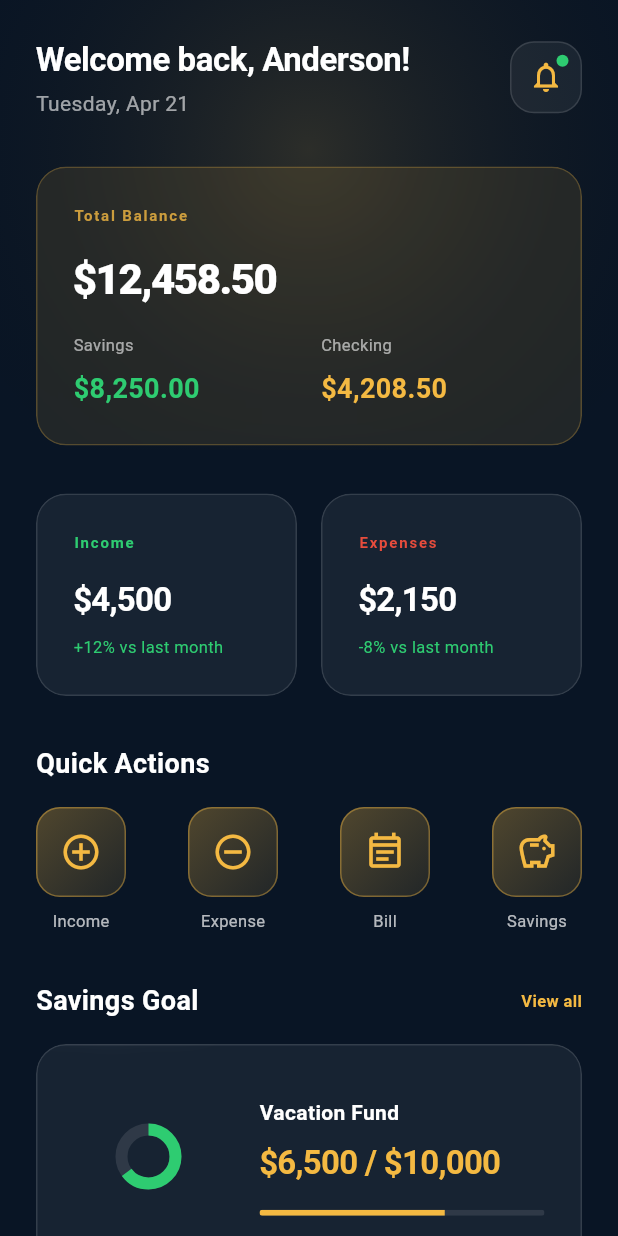
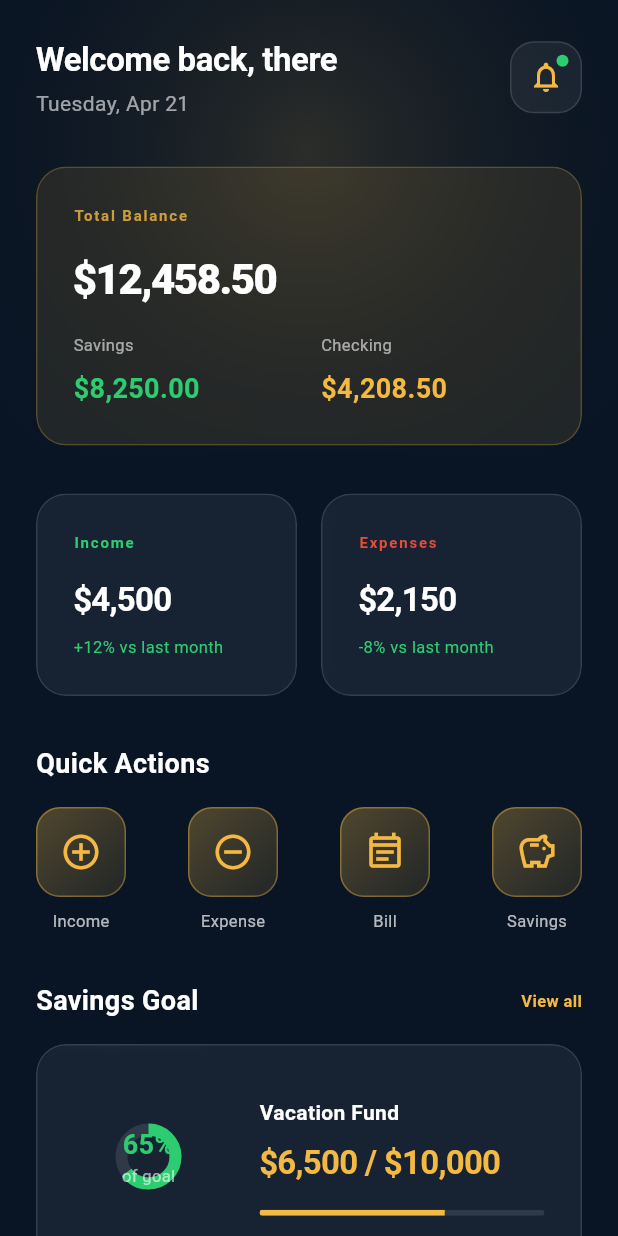
Before and after one commit to reinemago123-wq/Finance-Navigator-App, a Flutter app: the HomePage widget shown alone on an empty page, opened directly, on a phone screen of 412 x 824 dp. Run offline on Flutter 3.47's test engine with Material 3 defaults, Android fonts, the phone set to English and light mode, and no system bars; our stand-ins replace cloud_firestore, firebase_auth, firebase_core; accounts and stored records are empty.

Commit message:
Fetch data successful
Names can Appear on both Profile and Home pages

```diff
--- a/finance_navigator_app/lib/features/dashboard/home_page.dart
+++ b/finance_navigator_app/lib/features/dashboard/home_page.dart
@@ -2,6 +2,7 @@ import 'package:flutter/material.dart';
 import 'package:intl/intl.dart';
 import '../../core/theme.dart';
 import '../../widgets/glass_card.dart';
+import '../services/user_service.dart';
 import '../add_transaction/add_transaction_page.dart';
 import '../transactions/transactions_page.dart';
 import '../budget/budget_page.dart';
@@ -17,17 +18,14 @@ class HomePage extends StatefulWidget {
 class _HomePageState extends State<HomePage> {
   final DateTime _selectedDate = DateTime.now();
 
-  void _push(Widget page) {
+  void _push(Widget page) =>
       Navigator.of(context).push(MaterialPageRoute(builder: (_) => page));
-  }
 
   @override
   Widget build(BuildContext context) {
-    return Scaffold(
-      backgroundColor: AppColors.primaryDark,
-      body: Stack(
+    return Stack(
       children: [
-          // ── Background orb ──────────────────────────────
+        // Background orb
         Positioned(
           top: -100, left: 0, right: 0,
           child: Container(
@@ -41,7 +39,6 @@ class _HomePageState extends State<HomePage> {
           ),
         ),
 
-          // ── Scrollable body ─────────────────────────────
         SafeArea(
           bottom: false,
           child: SingleChildScrollView(
@@ -50,15 +47,17 @@ class _HomePageState extends State<HomePage> {
               crossAxisAlignment: CrossAxisAlignment.stretch,
               children: [
 
-                  // ── Header ────────────────────────────────
+                // ── Header ──────────────────────────────────
                 Row(
                   mainAxisAlignment: MainAxisAlignment.spaceBetween,
                   children: [
                     Column(
                       crossAxisAlignment: CrossAxisAlignment.start,
                       children: [
-                          Text('Welcome back, Anderson!',
-                              style: AppText.h2.copyWith(color: AppColors.onDark)),
+                        Text(
+                          'Welcome back, ${UserService.firstName}',
+                          style: AppText.h2.copyWith(color: AppColors.onDark),
+                        ),
                         const SizedBox(height: Sp.xs),
                         Text(
                           DateFormat('EEEE, MMM d').format(_selectedDate),
@@ -67,7 +66,6 @@ class _HomePageState extends State<HomePage> {
                         ),
                       ],
                     ),
-                      // Notification bell
                     GestureDetector(
                       onTap: () {},
                       child: Container(
@@ -99,7 +97,7 @@ class _HomePageState extends State<HomePage> {
                 ),
                 const SizedBox(height: Sp.xl),
 
-                  // ── Gold balance card ─────────────────────
+                // ── Gold balance card ────────────────────────
                 GlassCard.gold(
                   padding: const EdgeInsets.all(Sp.lg),
                   child: Column(
@@ -125,7 +123,7 @@ class _HomePageState extends State<HomePage> {
                 ),
                 const SizedBox(height: Sp.xl),
 
-                  // ── Income / Expense mini cards ────────────
+                // ── Income / Expense cards ───────────────────
                 Row(children: [
                   Expanded(
                     child: GlassCard(
@@ -134,12 +132,14 @@ class _HomePageState extends State<HomePage> {
                         crossAxisAlignment: CrossAxisAlignment.start,
                         children: [
                           Text('Income',
-                                style: AppText.label.copyWith(color: AppColors.income)),
+                              style: AppText.label.copyWith(
+                                  color: AppColors.income)),
                           const SizedBox(height: Sp.md),
                           const Text('\$4,500', style: AppText.money),
                           const SizedBox(height: Sp.sm),
                           Text('+12% vs last month',
-                                style: AppText.caption.copyWith(color: AppColors.income)),
+                              style: AppText.caption.copyWith(
+                                  color: AppColors.income)),
                         ],
                       ),
                     ),
@@ -152,12 +152,14 @@ class _HomePageState extends State<HomePage> {
                         crossAxisAlignment: CrossAxisAlignment.start,
                         children: [
                           Text('Expenses',
-                                style: AppText.label.copyWith(color: AppColors.expense)),
+                              style: AppText.label.copyWith(
+                                  color: AppColors.expense)),
                           const SizedBox(height: Sp.md),
                           const Text('\$2,150', style: AppText.money),
                           const SizedBox(height: Sp.sm),
                           Text('-8% vs last month',
-                                style: AppText.caption.copyWith(color: AppColors.income)),
+                              style: AppText.caption.copyWith(
+                                  color: AppColors.income)),
                         ],
                       ),
                     ),
@@ -165,30 +167,30 @@ class _HomePageState extends State<HomePage> {
                 ]),
                 const SizedBox(height: Sp.xl),
 
-                  // ── Quick Actions ──────────────────────────
+                // ── Quick Actions ────────────────────────────
                 Text('Quick Actions',
                     style: AppText.h3.copyWith(color: AppColors.onDark)),
                 const SizedBox(height: Sp.md),
                 Row(
                   mainAxisAlignment: MainAxisAlignment.spaceBetween,
                   children: [
-                      _quickAction(icon: Icons.add_circle_outline,
-                          label: 'Income',
+                    _quickAction(
+                        icon: Icons.add_circle_outline, label: 'Income',
                         onTap: () => _push(AddTransactionPage(initialType: TxnType.income))),
-                      _quickAction(icon: Icons.remove_circle_outline,
-                          label: 'Expense',
+                    _quickAction(
+                        icon: Icons.remove_circle_outline, label: 'Expense',
                         onTap: () => _push(AddTransactionPage(initialType: TxnType.expense))),
-                      _quickAction(icon: Icons.event_note_outlined,
-                          label: 'Bill',
+                    _quickAction(
+                        icon: Icons.event_note_outlined, label: 'Bill',
                         onTap: () => _push(AddTransactionPage(initialType: TxnType.bill))),
-                      _quickAction(icon: Icons.savings_outlined,
-                          label: 'Savings',
+                    _quickAction(
+                        icon: Icons.savings_outlined, label: 'Savings',
                         onTap: () => _push(AddTransactionPage(initialType: TxnType.savings))),
                   ],
                 ),
                 const SizedBox(height: Sp.xl),
 
-                  // ── Savings Goal card ──────────────────────
+                // ── Savings Goal ─────────────────────────────
                 Row(
                   mainAxisAlignment: MainAxisAlignment.spaceBetween,
                   children: [
@@ -198,7 +200,8 @@ class _HomePageState extends State<HomePage> {
                       onTap: () => _push(const SavingsPage()),
                       child: Text('View all',
                           style: AppText.caption.copyWith(
-                                color: AppColors.accent, fontWeight: FontWeight.w600)),
+                              color: AppColors.accent,
+                              fontWeight: FontWeight.w600)),
                     ),
                   ],
                 ),
@@ -214,7 +217,19 @@ class _HomePageState extends State<HomePage> {
                           CircularProgressIndicator(
                             value: 0.65, strokeWidth: 8,
                             backgroundColor: AppColors.onDark.withOpacity(0.10),
-                              valueColor: const AlwaysStoppedAnimation<Color>(AppColors.income),
+                            valueColor: const AlwaysStoppedAnimation<Color>(
+                                AppColors.income),
+                          ),
+                          Column(
+                            mainAxisAlignment: MainAxisAlignment.center,
+                            children: [
+                              Text('65%',
+                                  style: AppText.h3.copyWith(
+                                      color: AppColors.income)),
+                              Text('of goal',
+                                  style: AppText.caption.copyWith(
+                                      color: AppColors.onDark.withOpacity(0.60))),
+                            ],
                           ),
                         ],
                       ),
@@ -226,17 +241,20 @@ class _HomePageState extends State<HomePage> {
                         children: [
                           Text('Vacation Fund',
                               style: AppText.body.copyWith(
-                                    fontWeight: FontWeight.w600, color: AppColors.onDark)),
+                                  fontWeight: FontWeight.w600,
+                                  color: AppColors.onDark)),
                           const SizedBox(height: Sp.sm),
                           Text('\$6,500 / \$10,000',
-                                style: AppText.money.copyWith(color: AppColors.accent)),
+                              style: AppText.money.copyWith(
+                                  color: AppColors.accent)),
                           const SizedBox(height: Sp.md),
                           ClipRRect(
                             borderRadius: BorderRadius.circular(Rd.sm),
                             child: LinearProgressIndicator(
                               value: 0.65, minHeight: 4,
                               backgroundColor: AppColors.onDark.withOpacity(0.10),
-                                valueColor: const AlwaysStoppedAnimation<Color>(AppColors.accent),
+                              valueColor: const AlwaysStoppedAnimation<Color>(
+                                  AppColors.accent),
                             ),
                           ),
                         ],
@@ -246,7 +264,7 @@ class _HomePageState extends State<HomePage> {
                 ),
                 const SizedBox(height: Sp.xl),
 
-                  // ── Budget Status ──────────────────────────
+                // ── Budget Status ────────────────────────────
                 Row(
                   mainAxisAlignment: MainAxisAlignment.spaceBetween,
                   children: [
@@ -256,7 +274,8 @@ class _HomePageState extends State<HomePage> {
                       onTap: () => _push(const BudgetPage()),
                       child: Text('View all',
                           style: AppText.caption.copyWith(
-                                color: AppColors.accent, fontWeight: FontWeight.w600)),
+                              color: AppColors.accent,
+                              fontWeight: FontWeight.w600)),
                     ),
                   ],
                 ),
@@ -271,7 +290,7 @@ class _HomePageState extends State<HomePage> {
                     icon: Icons.movie_outlined, color: AppColors.warning),
                 const SizedBox(height: Sp.xl),
 
-                  // ── Recent Transactions ────────────────────
+                // ── Recent Transactions ──────────────────────
                 Row(
                   mainAxisAlignment: MainAxisAlignment.spaceBetween,
                   children: [
@@ -281,22 +300,26 @@ class _HomePageState extends State<HomePage> {
                       onTap: () => _push(const TransactionsPage()),
                       child: Text('View All',
                           style: AppText.caption.copyWith(
-                                color: AppColors.accent, fontWeight: FontWeight.w600)),
+                              color: AppColors.accent,
+                              fontWeight: FontWeight.w600)),
                     ),
                   ],
                 ),
                 const SizedBox(height: Sp.md),
-                  _txnItem(icon: Icons.shopping_bag_outlined, label: 'Grocery Store',
-                      date: 'Today at 2:30 PM', amount: '-\$45.99', isExpense: true),
+                _txnItem(icon: Icons.shopping_bag_outlined,
+                    label: 'Grocery Store', date: 'Today at 2:30 PM',
+                    amount: '-\$45.99', isExpense: true),
                 const SizedBox(height: Sp.md),
-                  _txnItem(icon: Icons.work_outline, label: 'Salary Deposit',
-                      date: 'Yesterday', amount: '+\$3,500.00', isExpense: false),
+                _txnItem(icon: Icons.work_outline,
+                    label: 'Salary Deposit', date: 'Yesterday',
+                    amount: '+\$3,500.00', isExpense: false),
                 const SizedBox(height: Sp.md),
-                  _txnItem(icon: Icons.local_cafe_outlined, label: 'Coffee Shop',
-                      date: 'Apr 19', amount: '-\$5.50', isExpense: true),
+                _txnItem(icon: Icons.local_cafe_outlined,
+                    label: 'Coffee Shop', date: 'Apr 19',
+                    amount: '-\$5.50', isExpense: true),
                 const SizedBox(height: Sp.xl),
 
-                  // ── Upcoming Bills ─────────────────────────
+                // ── Upcoming Bills ───────────────────────────
                 Row(
                   mainAxisAlignment: MainAxisAlignment.spaceBetween,
                   children: [
@@ -306,7 +329,8 @@ class _HomePageState extends State<HomePage> {
                       onTap: () => _push(const CalendarPage()),
                       child: Text('View All',
                           style: AppText.caption.copyWith(
-                                color: AppColors.accent, fontWeight: FontWeight.w600)),
+                              color: AppColors.accent,
+                              fontWeight: FontWeight.w600)),
                     ),
                   ],
                 ),
@@ -327,21 +351,30 @@ class _HomePageState extends State<HomePage> {
           ),
         ),
       ],
-      ),
     );
   }
 
-  // ── Builder helpers ───────────────────────────────────────────────────────
+  // ── Helpers ──────────────────────────────────────────────────────────────────
 
-  Widget _balanceItem({required String label, required String amount, required Color color}) {
+  Widget _balanceItem({
+    required String label,
+    required String amount,
+    required Color color,
+  }) {
     return Column(crossAxisAlignment: CrossAxisAlignment.start, children: [
-      Text(label, style: AppText.caption.copyWith(color: AppColors.onDark.withOpacity(0.60))),
+      Text(label,
+          style: AppText.caption.copyWith(
+              color: AppColors.onDark.withOpacity(0.60))),
       const SizedBox(height: Sp.sm),
       Text(amount, style: AppText.h3.copyWith(color: color)),
     ]);
   }
 
-  Widget _quickAction({required IconData icon, required String label, required VoidCallback onTap}) {
+  Widget _quickAction({
+    required IconData icon,
+    required String label,
+    required VoidCallback onTap,
+  }) {
     return GestureDetector(
       onTap: onTap,
       child: Column(children: [
@@ -349,22 +382,33 @@ class _HomePageState extends State<HomePage> {
           width: 60, height: 60,
           decoration: BoxDecoration(
             gradient: LinearGradient(
-              colors: [AppColors.accent.withOpacity(0.3), AppColors.accent.withOpacity(0.1)],
+              colors: [
+                AppColors.accent.withOpacity(0.3),
+                AppColors.accent.withOpacity(0.1),
+              ],
               begin: Alignment.topLeft, end: Alignment.bottomRight,
             ),
-            border: Border.all(color: AppColors.accent.withOpacity(0.4), width: 1.0),
+            border: Border.all(
+                color: AppColors.accent.withOpacity(0.4), width: 1.0),
             borderRadius: BorderRadius.circular(Rd.lg),
           ),
           child: Icon(icon, color: AppColors.accent, size: 28),
         ),
         const SizedBox(height: Sp.sm),
-        Text(label, style: AppText.caption.copyWith(color: AppColors.onDark.withOpacity(0.70))),
+        Text(label,
+            style: AppText.caption.copyWith(
+                color: AppColors.onDark.withOpacity(0.70))),
       ]),
     );
   }
 
-  Widget _budgetItem({required String label, required double spent, required double budget,
-      required IconData icon, required Color color}) {
+  Widget _budgetItem({
+    required String label,
+    required double spent,
+    required double budget,
+    required IconData icon,
+    required Color color,
+  }) {
     final pct = spent / budget;
     return GlassCard(
       padding: const EdgeInsets.all(Sp.md),
@@ -379,12 +423,17 @@ class _HomePageState extends State<HomePage> {
             child: Icon(icon, color: color, size: 20),
           ),
           const SizedBox(width: Sp.md),
-          Expanded(child: Column(crossAxisAlignment: CrossAxisAlignment.start, children: [
-            Text(label, style: AppText.body.copyWith(color: AppColors.onDark)),
+          Expanded(child: Column(
+            crossAxisAlignment: CrossAxisAlignment.start,
+            children: [
+              Text(label,
+                  style: AppText.body.copyWith(color: AppColors.onDark)),
               const SizedBox(height: Sp.xs),
               Text('\$${spent.toStringAsFixed(0)} / \$${budget.toStringAsFixed(0)}',
-                style: AppText.caption.copyWith(color: AppColors.onDark.withOpacity(0.60))),
-          ])),
+                  style: AppText.caption.copyWith(
+                      color: AppColors.onDark.withOpacity(0.60))),
+            ],
+          )),
           Text('${(pct * 100).toStringAsFixed(0)}%',
               style: AppText.body.copyWith(
                 color: pct > 0.8 ? AppColors.expense : color,
@@ -397,34 +446,46 @@ class _HomePageState extends State<HomePage> {
           child: LinearProgressIndicator(
             value: pct.clamp(0.0, 1.0), minHeight: 4,
             backgroundColor: AppColors.onDark.withOpacity(0.10),
-            valueColor: AlwaysStoppedAnimation<Color>(pct > 0.8 ? AppColors.expense : color),
+            valueColor: AlwaysStoppedAnimation<Color>(
+                pct > 0.8 ? AppColors.expense : color),
           ),
         ),
       ]),
     );
   }
 
-  Widget _txnItem({required IconData icon, required String label,
-      required String date, required String amount, required bool isExpense}) {
+  Widget _txnItem({
+    required IconData icon,
+    required String label,
+    required String date,
+    required String amount,
+    required bool isExpense,
+  }) {
     return GlassCard(
       padding: const EdgeInsets.all(Sp.md),
       child: Row(children: [
         Container(
           width: 44, height: 44,
           decoration: BoxDecoration(
-            color: (isExpense ? AppColors.expense : AppColors.income).withOpacity(0.15),
+            color: (isExpense ? AppColors.expense : AppColors.income)
+                .withOpacity(0.15),
             borderRadius: BorderRadius.circular(Rd.md),
           ),
-          child: Icon(icon, color: isExpense ? AppColors.expense : AppColors.income, size: 22),
+          child: Icon(icon,
+              color: isExpense ? AppColors.expense : AppColors.income,
+              size: 22),
         ),
         const SizedBox(width: Sp.md),
-        Expanded(child: Column(crossAxisAlignment: CrossAxisAlignment.start, children: [
+        Expanded(child: Column(
+          crossAxisAlignment: CrossAxisAlignment.start,
+          children: [
             Text(label, style: AppText.body.copyWith(
                 color: AppColors.onDark, fontWeight: FontWeight.w500)),
             const SizedBox(height: Sp.xs),
             Text(date, style: AppText.caption.copyWith(
                 color: AppColors.onDark.withOpacity(0.60))),
-        ])),
+          ],
+        )),
         Text(amount, style: AppText.body.copyWith(
           color: isExpense ? AppColors.expense : AppColors.income,
           fontWeight: FontWeight.w600,
@@ -433,8 +494,13 @@ class _HomePageState extends State<HomePage> {
     );
   }
 
-  Widget _billItem({required String provider, required String amount,
-      required String dueDate, required String status, required IconData icon}) {
+  Widget _billItem({
+    required String provider,
+    required String amount,
+    required String dueDate,
+    required String status,
+    required IconData icon,
+  }) {
     final isUrgent = status == 'Urgent';
     return GlassCard(
       padding: const EdgeInsets.all(Sp.md),
@@ -442,22 +508,29 @@ class _HomePageState extends State<HomePage> {
         Container(
           width: 44, height: 44,
           decoration: BoxDecoration(
-            color: (isUrgent ? AppColors.expense : AppColors.accent).withOpacity(0.15),
+            color: (isUrgent ? AppColors.expense : AppColors.accent)
+                .withOpacity(0.15),
             borderRadius: BorderRadius.circular(Rd.md),
           ),
           child: Icon(icon,
-              color: isUrgent ? AppColors.expense : AppColors.accent, size: 22),
+              color: isUrgent ? AppColors.expense : AppColors.accent,
+              size: 22),
         ),
         const SizedBox(width: Sp.md),
-        Expanded(child: Column(crossAxisAlignment: CrossAxisAlignment.start, children: [
+        Expanded(child: Column(
+          crossAxisAlignment: CrossAxisAlignment.start,
+          children: [
             Text(provider, style: AppText.body.copyWith(
                 color: AppColors.onDark, fontWeight: FontWeight.w500)),
             const SizedBox(height: Sp.xs),
             Text(dueDate, style: AppText.caption.copyWith(
-            color: isUrgent ? AppColors.expense : AppColors.onDark.withOpacity(0.60),
+              color: isUrgent
+                  ? AppColors.expense
+                  : AppColors.onDark.withOpacity(0.60),
               fontWeight: isUrgent ? FontWeight.w600 : null,
             )),
-        ])),
+          ],
+        )),
         Text(amount, style: AppText.body.copyWith(
             color: AppColors.onDark, fontWeight: FontWeight.w600)),
       ]),
--- /dev/null
+++ b/finance_navigator_app/lib/features/services/user_service.dart
@@ -0,0 +1,67 @@
+import 'package:firebase_auth/firebase_auth.dart';
+import 'package:cloud_firestore/cloud_firestore.dart';
+
+// ─────────────────────────────────────────────
+//  UserService
+//
+//  Provides the current user's display data.
+//  Falls back to Firebase Auth fields if the
+//  Firestore doc hasn't loaded yet.
+// ─────────────────────────────────────────────
+class UserService {
+  static final _auth = FirebaseAuth.instance;
+  static final _db   = FirebaseFirestore.instance;
+
+  // ── Quick getters (from Firebase Auth — always available) ──────────────────
+  static String get displayName {
+    final name = _auth.currentUser?.displayName ?? '';
+    return name.isNotEmpty ? name : 'there';
+  }
+
+  static String get firstName {
+    final full = displayName;
+    return full.split(' ').first;
+  }
+
+  static String get email =>
+      _auth.currentUser?.email ?? '';
+
+  static String get uid =>
+      _auth.currentUser?.uid ?? '';
+
+  // ── Full Firestore profile (stream) ───────────────────────────────────────
+  // Use this if you need the full doc (e.g. plan, createdAt).
+  static Stream<DocumentSnapshot<Map<String, dynamic>>>? get profileStream {
+    final id = uid;
+    if (id.isEmpty) return null;
+    return _db.collection('users').doc(id).snapshots();
+  }
+
+  // ── Update display name in both Auth and Firestore ─────────────────────────
+  static Future<String?> updateName(String newName) async {
+    try {
+      await _auth.currentUser?.updateDisplayName(newName.trim());
+      if (uid.isNotEmpty) {
+        await _db.collection('users').doc(uid)
+            .update({'fullName': newName.trim()});
+      }
+      return null;
+    } catch (_) {
+      return 'Could not update name. Please try again.';
+    }
+  }
+
+  // ── Update email in both Auth and Firestore ────────────────────────────────
+  static Future<String?> updateEmail(String newEmail) async {
+    try {
+      await _auth.currentUser?.verifyBeforeUpdateEmail(newEmail.trim());
+      if (uid.isNotEmpty) {
+        await _db.collection('users').doc(uid)
+            .update({'email': newEmail.trim().toLowerCase()});
+      }
+      return null;
+    } catch (_) {
+      return 'Could not update email. Please try again.';
+    }
+  }
+}
```
Also changed, not shown: finance_navigator_app/lib/features/profile/profile_page.dart (+122 -63 lines). Lines whose indentation alone changed are shown as unchanged.
